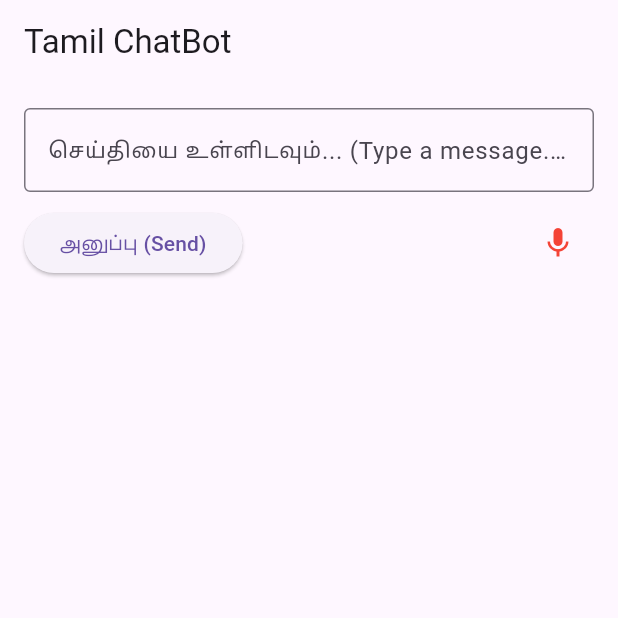
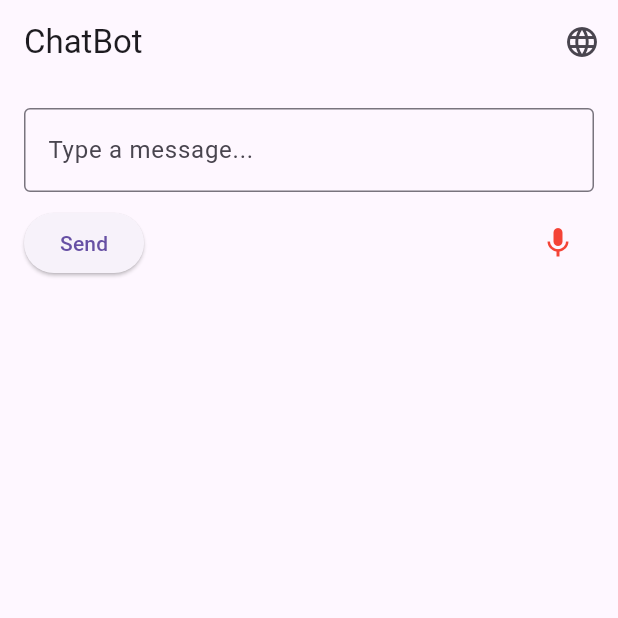
Before and after one commit to DhayananthB/proton, a Flutter app: the screen it shows after launch, after a tap on the "mic none" icon, on a phone screen of 412 x 824 dp, the top half of it. Run offline on Flutter 3.47's test engine with Material 3 defaults, Android fonts, the phone set to English and light mode, and no system bars; our stand-ins replace shared_preferences, speech_to_text.

Commit message:
added option to change language between english and tamil

```diff
--- a/lib/main.dart
+++ b/lib/main.dart
@@ -1,118 +1,38 @@
 import 'package:flutter/material.dart';
-import 'package:speech_to_text/speech_to_text.dart' as stt;
+import 'package:provider/provider.dart';
+import 'package:shared_preferences/shared_preferences.dart';
+import 'providers/language_provider.dart';
+import 'screens/chat_bot.dart';
+import 'screens/language_selection.dart';
 
-class ChatBotPage extends StatefulWidget {
-  const ChatBotPage({super.key});
+void main() async {
+  WidgetsFlutterBinding.ensureInitialized();
+  final prefs = await SharedPreferences.getInstance();
+  String? language = prefs.getString('language') ?? 'en';
 
-  @override
-  ChatBotPageState createState() => ChatBotPageState();
+  runApp(MyApp(language: language));
 }
 
-class ChatBotPageState extends State<ChatBotPage> {
-  late stt.SpeechToText _speech;
-  bool _isListening = false;
-  final TextEditingController _textController = TextEditingController();
-
-  @override
-  void initState() {
-    super.initState();
-    _speech = stt.SpeechToText();
-    _checkAvailableLanguages(); // ✅ Check available languages
-  }
-
-  /// ✅ Check if Tamil is supported
-  Future<void> _checkAvailableLanguages() async {
-    await _speech.initialize();
-    List<stt.LocaleName> locales = await _speech.locales();
-
-    for (var locale in locales) {
-      debugPrint('Locale: ${locale.localeId}, Name: ${locale.name}');
-    }
-  }
-
-  /// ✅ Speech-to-Text with Tamil (`ta-IN`)
-  Future<void> _listen() async {
-    if (!_isListening) {
-      bool available = await _speech.initialize(
-        onStatus: (val) => debugPrint('onStatus: $val'),
-        onError: (val) => debugPrint('onError: $val'),
-      );
-
-      if (available) {
-        setState(() => _isListening = true);
-        _speech.listen(
-          onResult: (val) {
-            if (mounted) {
-              setState(() {
-                _textController.text = val.recognizedWords;
-              });
-            }
-          },
-          localeId: 'ta-IN', // ✅ Tamil Language Support
-        );
-      } else {
-        debugPrint('Microphone permissions denied.');
-      }
-    } else {
-      setState(() => _isListening = false);
-      _speech.stop();
-    }
-  }
-
-  @override
-  void dispose() {
-    _speech.stop();
-    _textController.dispose();
-    super.dispose();
-  }
+class MyApp extends StatelessWidget {
+  final String language;
+  const MyApp({super.key, required this.language});
 
   @override
   Widget build(BuildContext context) {
-    return Scaffold(
-      appBar: AppBar(
-        title: const Text('Tamil ChatBot'),
-      ),
-      body: Padding(
-        padding: const EdgeInsets.all(16.0),
-        child: Column(
-          children: [
-            TextField(
-              controller: _textController,
-              decoration: const InputDecoration(
-                border: OutlineInputBorder(),
-                hintText: 'செய்தியை உள்ளிடவும்... (Type a message...)',
-              ),
-            ),
-            const SizedBox(height: 10),
-            Row(
-              mainAxisAlignment: MainAxisAlignment.spaceBetween,
-              children: [
-                ElevatedButton(
-                  onPressed: () {
-                    debugPrint('Message sent: ${_textController.text}');
-                    _textController.clear(); // Clear input after sending
-                  },
-                  child: const Text('அனுப்பு (Send)'),
-                ),
-                IconButton(
-                  icon: Icon(
-                    _isListening ? Icons.mic : Icons.mic_none,
-                    color: _isListening ? Colors.red : Colors.black,
-                  ),
-                  onPressed: _listen,
-                ),
-              ],
-            ),
-          ],
-        ),
+    return ChangeNotifierProvider(
+      create: (context) => LanguageProvider(language),
+      child: Consumer<LanguageProvider>(
+        builder: (context, languageProvider, child) {
+          return MaterialApp(
+            debugShowCheckedModeBanner: false,
+            title: 'ChatBot App',
+            theme: ThemeData(primarySwatch: Colors.blue),
+            home: languageProvider.isLanguageSelected
+                ? const ChatBotPage()
+                : const LanguageSelectionPage(),
+          );
+        },
       ),
     );
   }
 }
-
-void main() {
-  runApp(const MaterialApp(
-    debugShowCheckedModeBanner: false,
-    home: ChatBotPage(),
-  ));
-}
--- /dev/null
+++ b/lib/providers/language_provider.dart
@@ -0,0 +1,22 @@
+import 'package:flutter/material.dart';
+import 'package:shared_preferences/shared_preferences.dart';
+
+class LanguageProvider extends ChangeNotifier {
+  String _language;
+  bool _isLanguageSelected = false;
+
+  LanguageProvider(this._language) {
+    _isLanguageSelected = true;
+  }
+
+  String get language => _language;
+  bool get isLanguageSelected => _isLanguageSelected;
+
+  Future<void> setLanguage(String newLanguage) async {
+    _language = newLanguage;
+    _isLanguageSelected = true;
+    final prefs = await SharedPreferences.getInstance();
+    await prefs.setString('language', newLanguage);
+    notifyListeners();
+  }
+}
--- /dev/null
+++ b/lib/screens/chat_bot.dart
@@ -0,0 +1,119 @@
+import 'package:flutter/material.dart';
+import 'package:provider/provider.dart';
+import 'package:speech_to_text/speech_to_text.dart' as stt;
+import '../providers/language_provider.dart';
+import 'language_selection.dart';
+
+class ChatBotPage extends StatefulWidget {
+  const ChatBotPage({super.key});
+
+  @override
+  ChatBotPageState createState() => ChatBotPageState();
+}
+
+class ChatBotPageState extends State<ChatBotPage> {
+  late stt.SpeechToText _speech;
+  bool _isListening = false;
+  final TextEditingController _textController = TextEditingController();
+
+  @override
+  void initState() {
+    super.initState();
+    _speech = stt.SpeechToText();
+  }
+
+  Future<void> _listen() async {
+    final languageProvider = Provider.of<LanguageProvider>(context, listen: false);
+    String localeId = languageProvider.language == 'ta' ? 'ta_IN' : 'en_IN';
+
+    if (!_isListening) {
+      bool available = await _speech.initialize(
+        onStatus: (val) => debugPrint('onStatus: $val'),
+        onError: (val) => debugPrint('onError: $val'),
+      );
+
+      if (available) {
+        setState(() => _isListening = true);
+        _speech.listen(
+          onResult: (val) {
+            if (mounted) {
+              setState(() {
+                _textController.text = val.recognizedWords;
+              });
+            }
+          },
+          localeId: localeId,
+        );
+      } else {
+        debugPrint('Microphone permissions denied.');
+      }
+    } else {
+      setState(() => _isListening = false);
+      _speech.stop();
+    }
+  }
+
+  @override
+  void dispose() {
+    _speech.stop();
+    _textController.dispose();
+    super.dispose();
+  }
+
+  @override
+  Widget build(BuildContext context) {
+    final languageProvider = Provider.of<LanguageProvider>(context);
+
+    return Scaffold(
+      appBar: AppBar(
+        title: Text(languageProvider.language == 'ta' ? 'சாட்பாட்' : 'ChatBot'),
+        actions: [
+          IconButton(
+            icon: const Icon(Icons.language),
+            onPressed: () async {
+              await Navigator.push(
+                context,
+                MaterialPageRoute(builder: (context) => const LanguageSelectionPage()),
+              );
+              setState(() {}); // Refresh UI after returning
+            },
+          ),
+        ],
+      ),
+      body: Padding(
+        padding: const EdgeInsets.all(16.0),
+        child: Column(
+          children: [
+            TextField(
+              controller: _textController,
+              decoration: InputDecoration(
+                border: const OutlineInputBorder(),
+                hintText: languageProvider.language == 'ta' ? 'செய்தியை உள்ளிடவும்...' : 'Type a message...',
+              ),
+            ),
+            const SizedBox(height: 10),
+            Row(
+              mainAxisAlignment: MainAxisAlignment.spaceBetween,
+              children: [
+                ElevatedButton(
+                  onPressed: () {
+                    debugPrint('Message sent: ${_textController.text}');
+                    _textController.clear();
+                  },
+                  child: Text(languageProvider.language == 'ta' ? 'அனுப்பு' : 'Send'),
+                ),
+                IconButton(
+                  icon: Icon(
+                    _isListening ? Icons.mic : Icons.mic_none,
+                    color: _isListening ? Colors.red : Colors.black,
+                  ),
+                  onPressed: _listen,
+                ),
+              ],
+            ),
+          ],
+        ),
+      ),
+    );
+  }
+}
--- a/pubspec.yaml
+++ b/pubspec.yaml
@@ -36,6 +36,8 @@ dependencies:
   # Use with the CupertinoIcons class for iOS style icons.
   cupertino_icons: ^1.0.8
   speech_to_text: ^7.0.0
+  shared_preferences: ^2.2.2
+  provider: ^6.1.4
 
 dev_dependencies:
   flutter_test:
```
Also changed, not shown: lib/screens/language_selection.dart (added, +34 -0 lines), lib/utils/shared_prefs.dart (added, +13 -0 lines), pubspec.lock.
